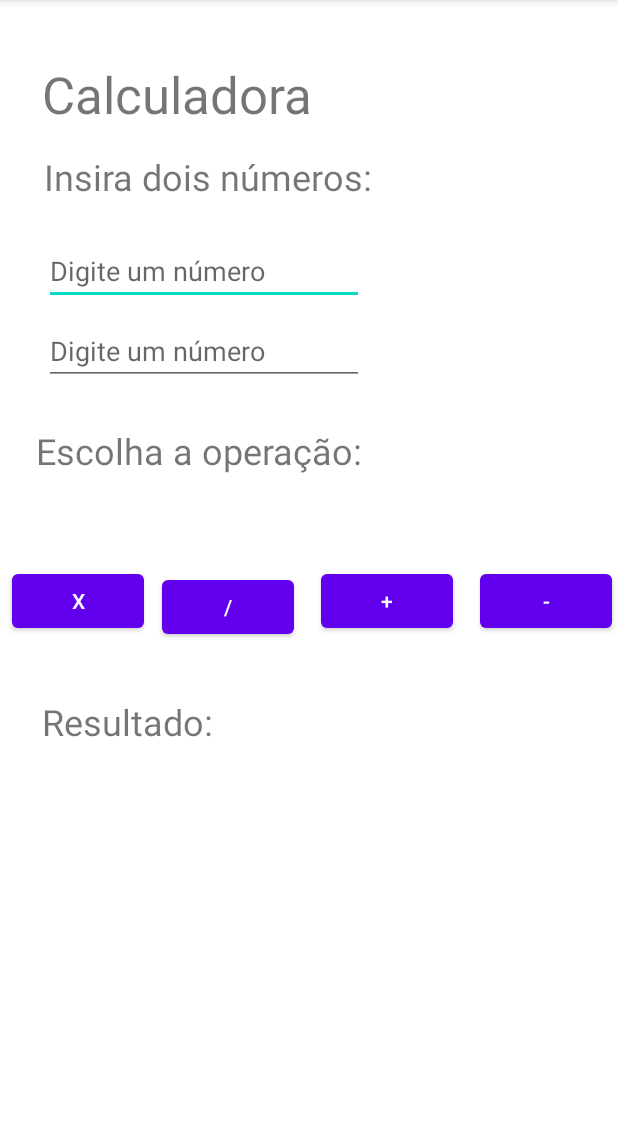
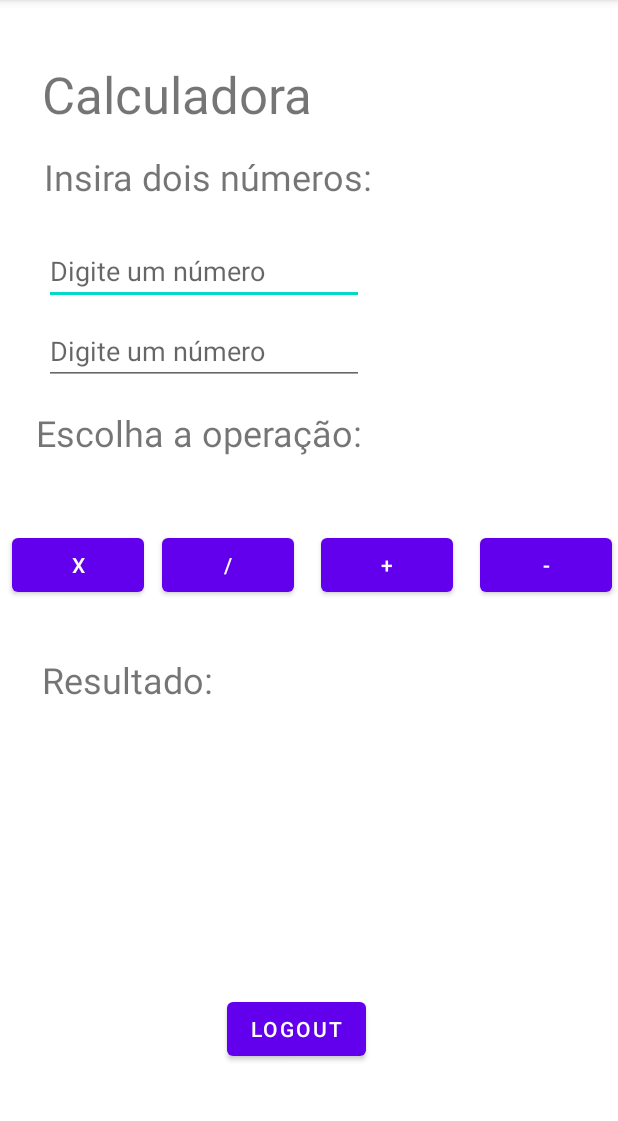
Before and after one commit to Lellonardo/MyApplicationWagner2, an Android app: the TelaP screen opened directly, with no data from a screen before it, on a phone screen of 412 x 824 dp, the part 84-1205 px from its top. Run offline under Robolectric (Android 15) with nearby library versions, the phone set to English and light mode, and no system bars.

Commit message:
final final

```diff
--- a/app/src/main/res/layout/activity_tela_p.xml
+++ b/app/src/main/res/layout/activity_tela_p.xml
@@ -69,7 +69,7 @@
         android:layout_width="wrap_content"
         android:layout_height="wrap_content"
         android:layout_marginStart="13dp"
-        android:layout_marginTop="120dp"
+        android:layout_marginTop="96dp"
         android:layout_marginEnd="14dp"
         android:text="+"
         app:layout_constraintEnd_toStartOf="@+id/bntMenos"
@@ -81,7 +81,7 @@
         android:layout_width="wrap_content"
         android:layout_height="wrap_content"
         android:layout_marginStart="4dp"
-        android:layout_marginTop="120dp"
+        android:layout_marginTop="96dp"
         android:text="X"
         app:layout_constraintEnd_toStartOf="@+id/btntDividir"
         app:layout_constraintStart_toStartOf="parent"
@@ -91,7 +91,7 @@
         android:id="@+id/bntMenos"
         android:layout_width="wrap_content"
         android:layout_height="wrap_content"
-        android:layout_marginTop="120dp"
+        android:layout_marginTop="96dp"
         android:text="-"
         app:layout_constraintEnd_toEndOf="parent"
         app:layout_constraintStart_toEndOf="@+id/btnMais"
@@ -102,7 +102,7 @@
         android:layout_width="wrap_content"
         android:layout_height="wrap_content"
         android:layout_marginStart="8dp"
-        android:layout_marginTop="124dp"
+        android:layout_marginTop="96dp"
         android:text="/"
         app:layout_constraintEnd_toStartOf="@+id/btnMais"
         app:layout_constraintStart_toEndOf="@+id/bntVezes"
@@ -123,15 +123,13 @@
         android:id="@+id/txtResul"
         android:layout_width="215dp"
         android:layout_height="132dp"
-        android:layout_marginStart="104dp"
-        android:layout_marginTop="20dp"
-        android:layout_marginBottom="16dp"
+        android:layout_marginStart="96dp"
+        android:layout_marginBottom="8dp"
         android:textAlignment="center"
         android:textSize="34sp"
-        app:layout_constraintBottom_toBottomOf="parent"
+        app:layout_constraintBottom_toTopOf="@+id/bntLogOut"
         app:layout_constraintStart_toStartOf="parent"
-        app:layout_constraintTop_toBottomOf="@+id/textView7"
-        app:layout_constraintVertical_bias="0.225" />
+        app:layout_constraintTop_toBottomOf="@+id/textView7" />
 
     <TextView
         android:id="@+id/textView8"
@@ -145,4 +143,18 @@
         app:layout_constraintBottom_toTopOf="@+id/btnMais"
         app:layout_constraintStart_toStartOf="parent"
         app:layout_constraintTop_toBottomOf="@+id/txtNum2" />
+
+    <Button
+        android:id="@+id/bntLogOut"
+        android:layout_width="wrap_content"
+        android:layout_height="wrap_content"
+        android:layout_marginStart="149dp"
+        android:layout_marginEnd="168dp"
+        android:layout_marginBottom="32dp"
+        android:text="LogOut"
+        app:layout_constraintBottom_toBottomOf="parent"
+        app:layout_constraintEnd_toEndOf="parent"
+        app:layout_constraintHorizontal_bias="1.0"
+        app:layout_constraintStart_toStartOf="parent"
+        app:layout_constraintTop_toBottomOf="@+id/txtResul" />
 </androidx.constraintlayout.widget.ConstraintLayout>
```
Also changed, not shown: app/src/main/java/com/example/myapplication/TelaP.java (+26 -13 lines).
